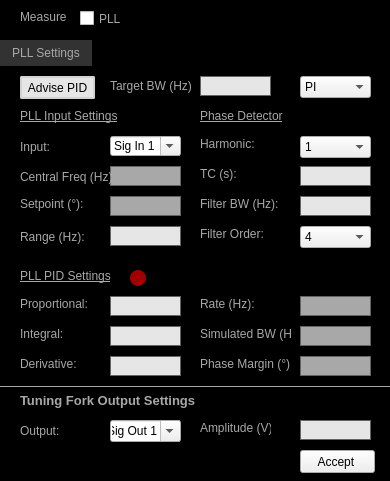
Before: the Qt Designer form Scanner GUI/ApproachModule/MeasurementSettings.ui in afylab/nanoSQUID-Scanning-Software, drawn with Qt 5.
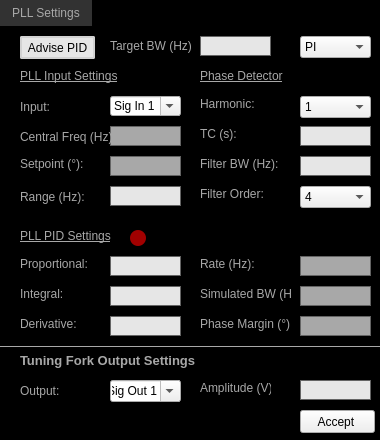
After: the same form once the commit is applied.

```diff
--- a/Scanner GUI/ApproachModule/MeasurementSettings.ui
+++ b/Scanner GUI/ApproachModule/MeasurementSettings.ui
@@ -6,8 +6,8 @@
    <rect>
     <x>0</x>
     <y>0</y>
-    <width>390</width>
-    <height>481</height>
+    <width>380</width>
+    <height>440</height>
    </rect>
   </property>
   <property name="sizePolicy">
@@ -19,13 +19,13 @@
   <property name="minimumSize">
    <size>
     <width>380</width>
-    <height>481</height>
+    <height>440</height>
    </size>
   </property>
   <property name="maximumSize">
    <size>
-    <width>500</width>
-    <height>481</height>
+    <width>380</width>
+    <height>440</height>
    </size>
   </property>
   <property name="windowTitle">
@@ -51,7 +51,7 @@
    <property name="geometry">
     <rect>
      <x>0</x>
-     <y>40</y>
+     <y>0</y>
      <width>390</width>
      <height>411</height>
     </rect>
@@ -952,7 +952,7 @@
    <property name="geometry">
     <rect>
      <x>300</x>
-     <y>450</y>
+     <y>410</y>
      <width>75</width>
      <height>23</height>
     </rect>
@@ -961,38 +961,6 @@
     <string>Accept </string>
    </property>
   </widget>
-  <widget class="QLabel" name="label_14">
-   <property name="geometry">
-    <rect>
-     <x>20</x>
-     <y>10</y>
-     <width>46</width>
-     <height>13</height>
-    </rect>
-   </property>
-   <property name="text">
-    <string>Measure:</string>
-   </property>
-  </widget>
-  <widget class="QCheckBox" name="checkBox_pll">
-   <property name="geometry">
-    <rect>
-     <x>80</x>
-     <y>10</y>
-     <width>70</width>
-     <height>17</height>
-    </rect>
-   </property>
-   <property name="toolTip">
-    <string>Setpoint must be selected</string>
-   </property>
-   <property name="text">
-    <string>PLL</string>
-   </property>
-   <property name="checked">
-    <bool>false</bool>
-   </property>
-  </widget>
  </widget>
  <tabstops>
   <tabstop>checkBox_pll</tabstop>
```
Left out of the diff: 1 changed line with no effect on the pictures.
